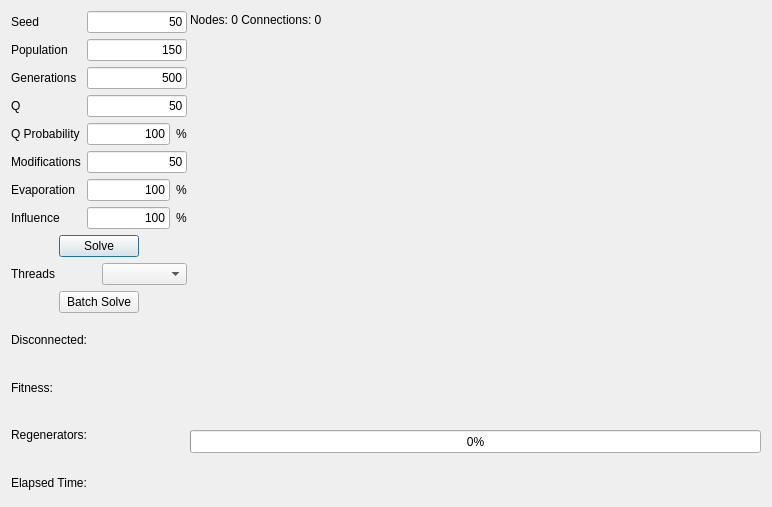
Above: antcolonydialog.ui from xQsme/RLP_Qt before the change. Below: the same form after it.
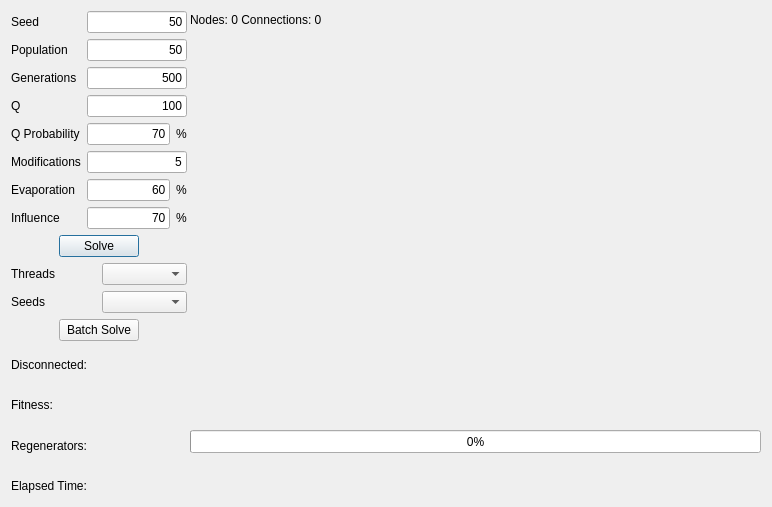
That is the form after the change.

Patch:
```diff
--- a/antcolonydialog.ui
+++ b/antcolonydialog.ui
@@ -146,7 +146,7 @@
         <item>
          <widget class="QLineEdit" name="lineEditPopulation">
           <property name="text">
-           <string>150</string>
+           <string>50</string>
           </property>
           <property name="alignment">
            <set>Qt::AlignRight|Qt::AlignTrailing|Qt::AlignVCenter</set>
@@ -166,7 +166,7 @@
         <item>
          <widget class="QLineEdit" name="lineEditQ">
           <property name="text">
-           <string>50</string>
+           <string>100</string>
           </property>
           <property name="alignment">
            <set>Qt::AlignRight|Qt::AlignTrailing|Qt::AlignVCenter</set>
@@ -178,7 +178,7 @@
           <item>
            <widget class="QLineEdit" name="lineEditQProb">
             <property name="text">
-             <string>100</string>
+             <string>70</string>
             </property>
             <property name="alignment">
              <set>Qt::AlignRight|Qt::AlignTrailing|Qt::AlignVCenter</set>
@@ -197,7 +197,7 @@
         <item>
          <widget class="QLineEdit" name="lineEditMods">
           <property name="text">
-           <string>50</string>
+           <string>5</string>
           </property>
           <property name="alignment">
            <set>Qt::AlignRight|Qt::AlignTrailing|Qt::AlignVCenter</set>
@@ -209,7 +209,7 @@
           <item>
            <widget class="QLineEdit" name="lineEditEvaporation">
             <property name="text">
-             <string>100</string>
+             <string>60</string>
             </property>
             <property name="alignment">
              <set>Qt::AlignRight|Qt::AlignTrailing|Qt::AlignVCenter</set>
@@ -230,7 +230,7 @@
           <item>
            <widget class="QLineEdit" name="lineEditInflunce">
             <property name="text">
-             <string>100</string>
+             <string>70</string>
             </property>
             <property name="alignment">
              <set>Qt::AlignRight|Qt::AlignTrailing|Qt::AlignVCenter</set>
@@ -308,6 +308,27 @@
       </item>
      </layout>
     </item>
+    <item>
+     <layout class="QHBoxLayout" name="horizontalLayout_7">
+      <item>
+       <widget class="QLabel" name="label_14">
+        <property name="text">
+         <string>Seeds</string>
+        </property>
+       </widget>
+      </item>
+      <item>
+       <widget class="QComboBox" name="comboBoxSeeds">
+        <property name="currentText">
+         <string/>
+        </property>
+        <property name="maxVisibleItems">
+         <number>5</number>
+        </property>
+       </widget>
+      </item>
+     </layout>
+    </item>
     <item>
      <layout class="QHBoxLayout" name="horizontalLayout_2">
       <item>
```
